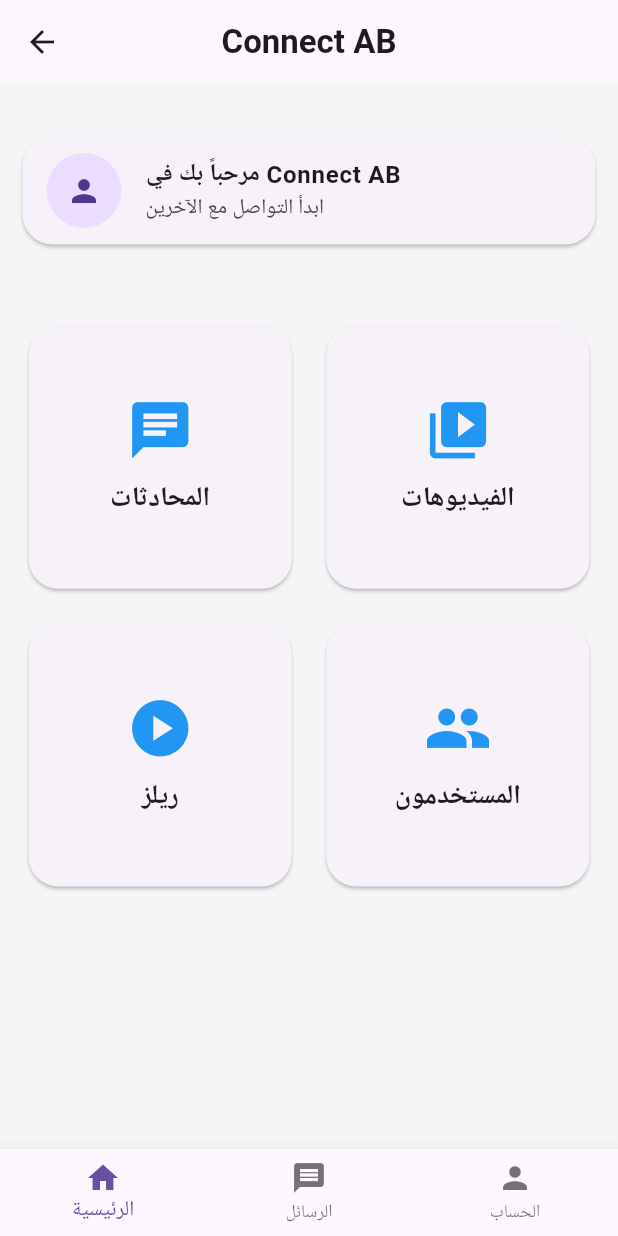
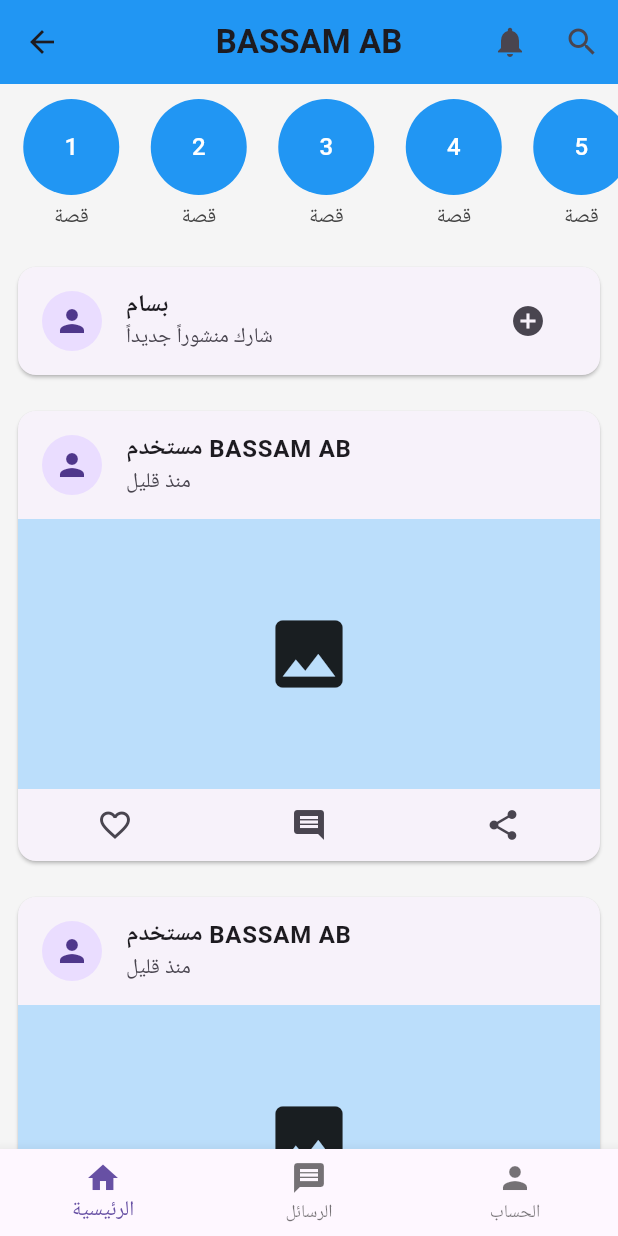
Before and after one commit to basambasamadnan45-alt/BASSAM-_AB, a Flutter app: the HomeScreen screen opened by its route, on a phone screen of 412 x 824 dp. Run offline on Flutter 3.47's test engine with Material 3 defaults, Android fonts, the phone set to English and light mode, and no system bars; our stand-ins replace cloud_firestore, firebase_auth; accounts and stored records are empty; Roboto replaces fonts that are missing (Arial).

Commit message:
Update home_screen.dart

```diff
--- a/lib/screens/home_screen.dart
+++ b/lib/screens/home_screen.dart
@@ -9,145 +9,164 @@ class HomeScreen extends StatelessWidget {
       backgroundColor: Colors.grey[100],
 
       appBar: AppBar(
+        backgroundColor: Colors.blue,
+        centerTitle: true,
         title: const Text(
-          'Connect AB',
+          'BASSAM AB',
           style: TextStyle(
             fontWeight: FontWeight.bold,
           ),
         ),
-        centerTitle: true,
+        actions: [
+          IconButton(
+            icon: const Icon(Icons.notifications),
+            onPressed: () {},
+          ),
+          IconButton(
+            icon: const Icon(Icons.search),
+            onPressed: () {},
+          ),
+        ],
       ),
 
-      body: Column(
+      body: ListView(
         children: [
 
-          const SizedBox(height: 20),
+          SizedBox(
+            height: 110,
+            child: ListView.builder(
+              scrollDirection: Axis.horizontal,
+              itemCount: 8,
+              padding: const EdgeInsets.all(10),
+              itemBuilder: (context, index) {
+                return Container(
+                  width: 75,
+                  margin: const EdgeInsets.only(right: 10),
+                  child: Column(
+                    children: [
+                      CircleAvatar(
+                        radius: 32,
+                        backgroundColor: Colors.blue,
+                        child: Text(
+                          '${index + 1}',
+                          style: const TextStyle(
+                            color: Colors.white,
+                          ),
+                        ),
+                      ),
+                      const SizedBox(height: 5),
+                      Text(
+                        'قصة',
+                        style: TextStyle(
+                          color: Colors.grey[800],
+                        ),
+                      ),
+                    ],
+                  ),
+                );
+              },
+            ),
+          ),
 
           Card(
-            margin: const EdgeInsets.all(15),
-            shape: RoundedRectangleBorder(
-              borderRadius: BorderRadius.circular(20),
-            ),
-
-            child: const ListTile(
-              leading: CircleAvatar(
-                radius: 25,
+            margin: const EdgeInsets.all(12),
+            child: ListTile(
+              leading: const CircleAvatar(
                 child: Icon(Icons.person),
               ),
-
-              title: Text(
-                'مرحباً بك في Connect AB',
+              title: const Text(
+                'بسام',
                 style: TextStyle(
                   fontWeight: FontWeight.bold,
                 ),
               ),
-
-              subtitle: Text(
-                'ابدأ التواصل مع الآخرين',
+              subtitle: const Text(
+                'شارك منشوراً جديداً',
+              ),
+              trailing: IconButton(
+                icon: const Icon(Icons.add_circle),
+                onPressed: () {},
               ),
             ),
           ),
 
+          _postCard(),
 
-          const SizedBox(height: 20),
-
-
-          Expanded(
-            child: GridView.count(
-              padding: const EdgeInsets.all(15),
-              crossAxisCount: 2,
-              mainAxisSpacing: 15,
-              crossAxisSpacing: 15,
-
-              children: [
-
-                _homeCard(
-                  icon: Icons.chat,
-                  title: 'المحادثات',
-                ),
-
-                _homeCard(
-                  icon: Icons.video_library,
-                  title: 'الفيديوهات',
-                ),
-
-                _homeCard(
-                  icon: Icons.play_circle,
-                  title: 'ريلز',
-                ),
-
-                _homeCard(
-                  icon: Icons.people,
-                  title: 'المستخدمون',
-                ),
-
-              ],
-            ),
-          ),
+          _postCard(),
 
         ],
       ),
 
       bottomNavigationBar: BottomNavigationBar(
-
         currentIndex: 0,
-
         items: const [
-
           BottomNavigationBarItem(
             icon: Icon(Icons.home),
             label: 'الرئيسية',
           ),
-
           BottomNavigationBarItem(
             icon: Icon(Icons.message),
             label: 'الرسائل',
           ),
-
           BottomNavigationBarItem(
             icon: Icon(Icons.person),
             label: 'الحساب',
           ),
-
         ],
       ),
     );
   }
 
-
-  Widget _homeCard({
-    required IconData icon,
-    required String title,
-  }) {
-
+  Widget _postCard() {
     return Card(
-
-      shape: RoundedRectangleBorder(
-        borderRadius: BorderRadius.circular(20),
-      ),
-
+      margin: const EdgeInsets.all(12),
       child: Column(
-
-        mainAxisAlignment: MainAxisAlignment.center,
-
+        crossAxisAlignment: CrossAxisAlignment.start,
         children: [
 
-          Icon(
-            icon,
-            size: 45,
-            color: Colors.blue,
-          ),
-
-          const SizedBox(height: 10),
-
-          Text(
-            title,
-            style: const TextStyle(
-              fontSize: 18,
-              fontWeight: FontWeight.bold,
+          const ListTile(
+            leading: CircleAvatar(
+              child: Icon(Icons.person),
+            ),
+            title: Text(
+              'مستخدم BASSAM AB',
+              style: TextStyle(
+                fontWeight: FontWeight.bold,
+              ),
+            ),
+            subtitle: Text(
+              'منذ قليل',
             ),
           ),
 
+          Container(
+            height: 180,
+            color: Colors.blue[100],
+            child: const Center(
+              child: Icon(
+                Icons.image,
+                size: 60,
+              ),
+            ),
+          ),
+
+          Row(
+            mainAxisAlignment: MainAxisAlignment.spaceAround,
+            children: [
+              IconButton(
+                icon: const Icon(Icons.favorite_border),
+                onPressed: () {},
+              ),
+              IconButton(
+                icon: const Icon(Icons.comment),
+                onPressed: () {},
+              ),
+              IconButton(
+                icon: const Icon(Icons.share),
+                onPressed: () {},
+              ),
+            ],
+          ),
         ],
       ),
     );
```
